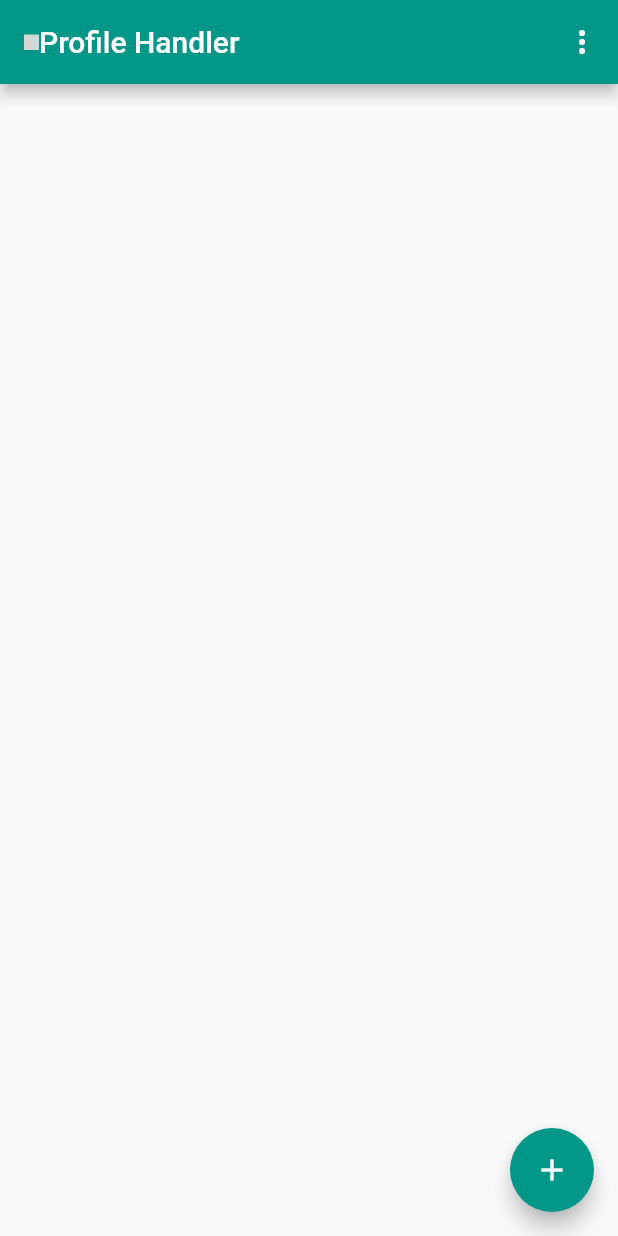
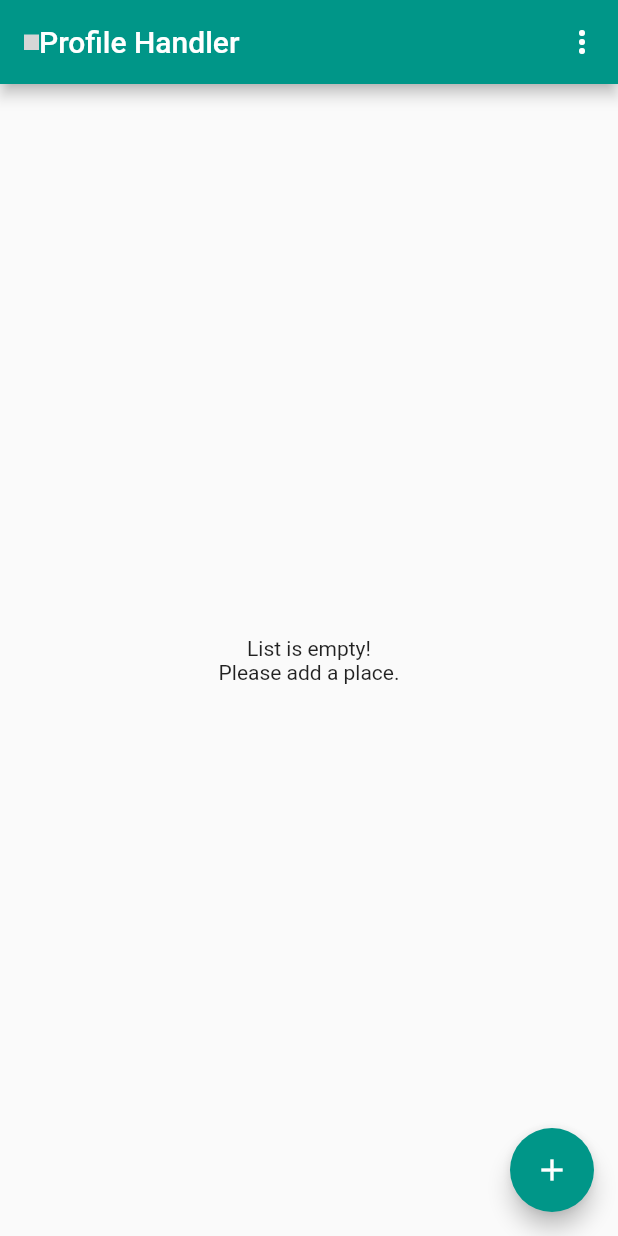
Before and after one commit to EasinHosen/profile_handler_flutter_getx_sqflite, a Flutter app: the screen it shows after launch, on a phone screen of 412 x 824 dp. Run offline on Flutter 3.47's test engine with Material 2 defaults, Android fonts, the phone set to English and light mode, and no system bars; our stand-ins replace awesome_notifications, flutter_easyloading, geolocator, get, get_storage, sqflite; missing offline and left inert: led_bulb_indicator, sound_mode, workmanager; accounts and stored records are empty; grey boxes are pictures that could not be loaded.

Commit message:
minor changes 2

```diff
--- a/lib/main.dart
+++ b/lib/main.dart
@@ -58,7 +58,7 @@ class MyApp extends StatelessWidget {
         ),
         GetPage(
           name: pageSettings,
-          page: () => const SettingsPage(title: 'Settings'),
+          page: () => SettingsPage(title: 'Settings'),
         ),
       ],
     );
--- a/lib/pages/add_new_place.dart
+++ b/lib/pages/add_new_place.dart
@@ -22,9 +22,9 @@ class _AddNewPlaceState extends State<AddNewPlace> {
   double _lat = 0;
   double _lon = 0;
 
-  final _pdc = PlaceDataController();
+  final PlaceDataController _pdc = Get.find();
 
-  final _sCon = ServiceController();
+  final ServiceController _sCon = Get.find();
 
   @override
   void dispose() {
--- a/lib/pages/home_page.dart
+++ b/lib/pages/home_page.dart
@@ -16,7 +16,7 @@ class HomePage extends StatelessWidget {
 
   final PlaceDataController _pdc = Get.put(PlaceDataController());
   final ServiceController _sc = Get.put(ServiceController());
-  final SettingsController _setC = Get.put(SettingsController());
+  final SettingsController _setC = Get.find();
 
   @override
   Widget build(BuildContext context) {
@@ -43,6 +43,7 @@ class HomePage extends StatelessWidget {
             onSelected: (result) {
               switch (result) {
                 case 0:
+                  if (_pdc.listOfPlaces.isNotEmpty) {
                     _setC.getMonitoringVal(keyMonitor)
                         ? _sc
                             .disableMonitoring()
@@ -50,6 +51,9 @@ class HomePage extends StatelessWidget {
                         : _sc
                             .enableMonitoring()
                             .then((value) => _setC.monitorEnable.value = true);
+                  } else {
+                    EasyLoading.showError('Place list is empty!!');
+                  }
                   break;
                 case 1:
                   Get.toNamed(pageSettings);
@@ -95,7 +99,14 @@ class HomePage extends StatelessWidget {
       ),
       body: SafeArea(
         child: Obx(
-          () => ListView.builder(
+          () => _pdc.listOfPlaces.isEmpty
+              ? const Center(
+                  child: Text(
+                    'List is empty! \nPlease add a place.',
+                    textAlign: TextAlign.center,
+                  ),
+                )
+              : ListView.builder(
                   itemCount: _pdc.listOfPlaces.length,
                   itemBuilder: (context, index) {
                     final place = _pdc.listOfPlaces[index];
@@ -157,9 +168,11 @@ class HomePage extends StatelessWidget {
                                     ),
                                     ElevatedButton(
                                       onPressed: () {
-                                  if (_pdc
-                                      .placeNameController.text.isNotEmpty) {
-                                    _pdc.updatePlaceName(index, place.placeId!,
+                                        if (_pdc.placeNameController.text
+                                            .isNotEmpty) {
+                                          _pdc.updatePlaceName(
+                                              index,
+                                              place.placeId!,
                                               _pdc.placeNameController.text);
                                           _pdc.placeNameEmpty.value = false;
                                           Get.back();
@@ -180,7 +193,8 @@ class HomePage extends StatelessWidget {
                       onLongPress: () {
                         Get.defaultDialog(
                           title: 'Attention!!',
-                    middleText: 'Do you want to delete ${place.placeName}?',
+                          middleText:
+                              'Do you want to delete ${place.placeName}?',
                           // content: //or this can be used
                           // actions:
                           textConfirm: 'yes',
```
Also changed, not shown: lib/pages/settings_page.dart (+4 -3 lines). Lines whose indentation alone changed are shown as unchanged.
